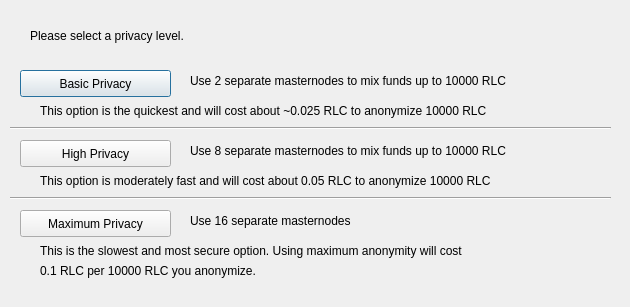
This is src/qt/forms/obfuscationconfig.ui in realcoin-rlc/RLC as Qt 5 draws it before an edit. The edited form follows.
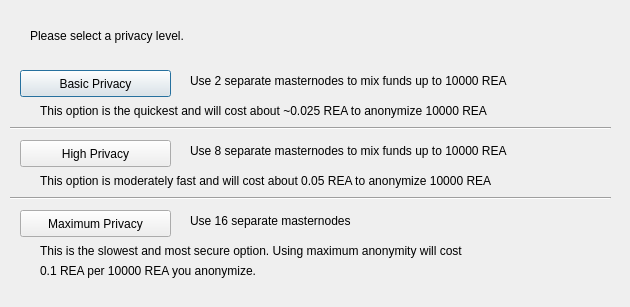
This is the edited form.

The edit to the form file:
```diff
--- a/src/qt/forms/obfuscationconfig.ui
+++ b/src/qt/forms/obfuscationconfig.ui
@@ -75,7 +75,7 @@
     </rect>
    </property>
    <property name="text">
-    <string>Use 2 separate masternodes to mix funds up to 10000 RLC</string>
+    <string>Use 2 separate masternodes to mix funds up to 10000 REA</string>
    </property>
   </widget>
   <widget class="QLabel" name="label_3">
@@ -88,7 +88,7 @@
     </rect>
    </property>
    <property name="text">
-    <string>Use 8 separate masternodes to mix funds up to 10000 RLC</string>
+    <string>Use 8 separate masternodes to mix funds up to 10000 REA</string>
    </property>
   </widget>
   <widget class="QLabel" name="label_4">
@@ -114,7 +114,7 @@
     </rect>
    </property>
    <property name="text">
-    <string>This option is the quickest and will cost about ~0.025 RLC to anonymize 10000 RLC</string>
+    <string>This option is the quickest and will cost about ~0.025 REA to anonymize 10000 REA</string>
    </property>
   </widget>
   <widget class="QLabel" name="label_7">
@@ -127,7 +127,7 @@
     </rect>
    </property>
    <property name="text">
-    <string>This option is moderately fast and will cost about 0.05 RLC to anonymize 10000 RLC</string>
+    <string>This option is moderately fast and will cost about 0.05 REA to anonymize 10000 REA</string>
    </property>
   </widget>
   <widget class="QLabel" name="label_8">
@@ -153,7 +153,7 @@
     </rect>
    </property>
    <property name="text">
-    <string>0.1 RLC per 10000 RLC you anonymize.</string>
+    <string>0.1 REA per 10000 REA you anonymize.</string>
    </property>
   </widget>
   <widget class="Line" name="line">
```
